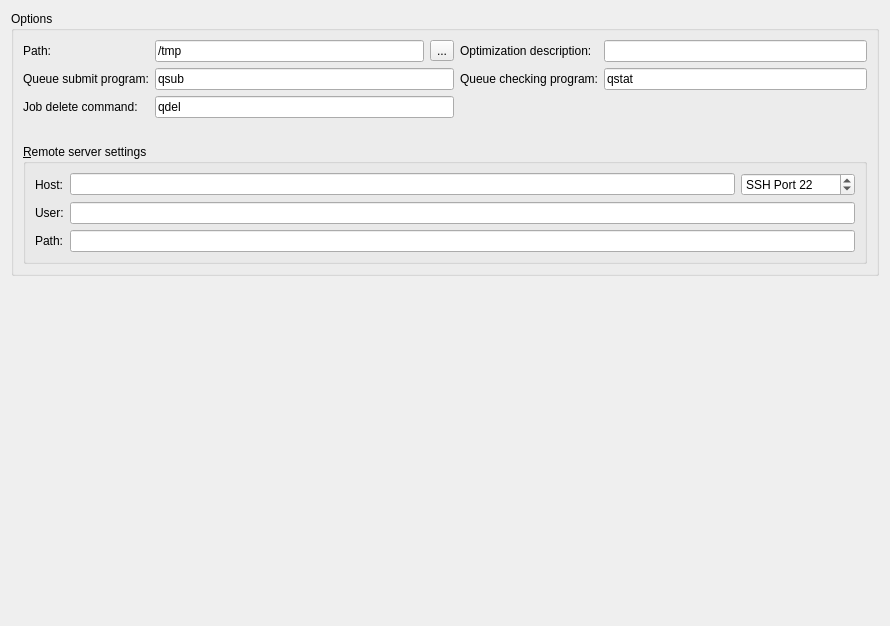
First picture: the form in src/gapc/ui/tab_sys.ui, repository xtalopt/XtalOpt, before the edit.
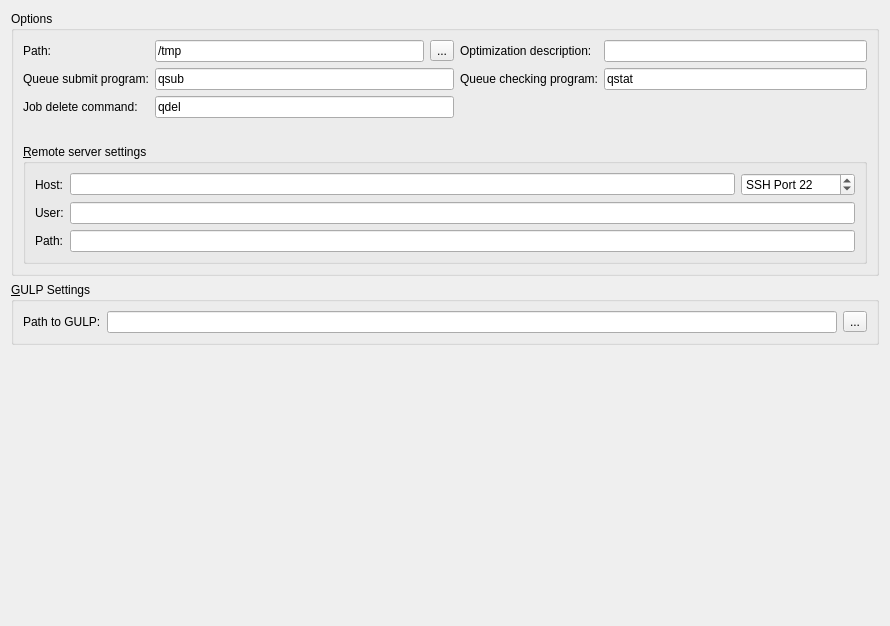
Second picture: the form after the edit.

Commit message: Added GAPC::GULPOptimizer

```diff
--- a/src/gapc/ui/tab_sys.ui
+++ b/src/gapc/ui/tab_sys.ui
@@ -245,6 +245,32 @@
     </widget>
    </item>
    <item row="1" column="0">
+    <widget class="QGroupBox" name="cb_gulp">
+     <property name="title">
+      <string>&amp;GULP Settings</string>
+     </property>
+     <layout class="QGridLayout" name="gridLayout_3">
+      <item row="0" column="0">
+       <widget class="QLabel" name="label">
+        <property name="text">
+         <string>Path to GULP:</string>
+        </property>
+       </widget>
+      </item>
+      <item row="0" column="1">
+       <widget class="QLineEdit" name="edit_gulpPath"/>
+      </item>
+      <item row="0" column="2">
+       <widget class="QToolButton" name="push_gulpPath">
+        <property name="text">
+         <string>...</string>
+        </property>
+       </widget>
+      </item>
+     </layout>
+    </widget>
+   </item>
+   <item row="2" column="0">
     <spacer name="verticalSpacer">
      <property name="orientation">
       <enum>Qt::Vertical</enum>
```
The commit also changes 14 other files.
